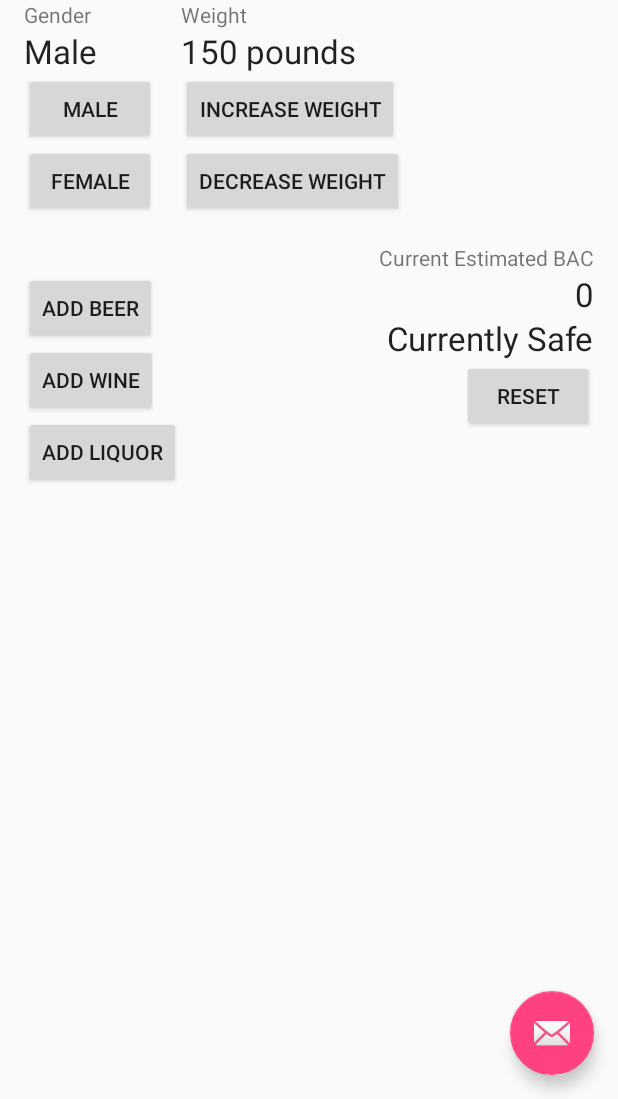
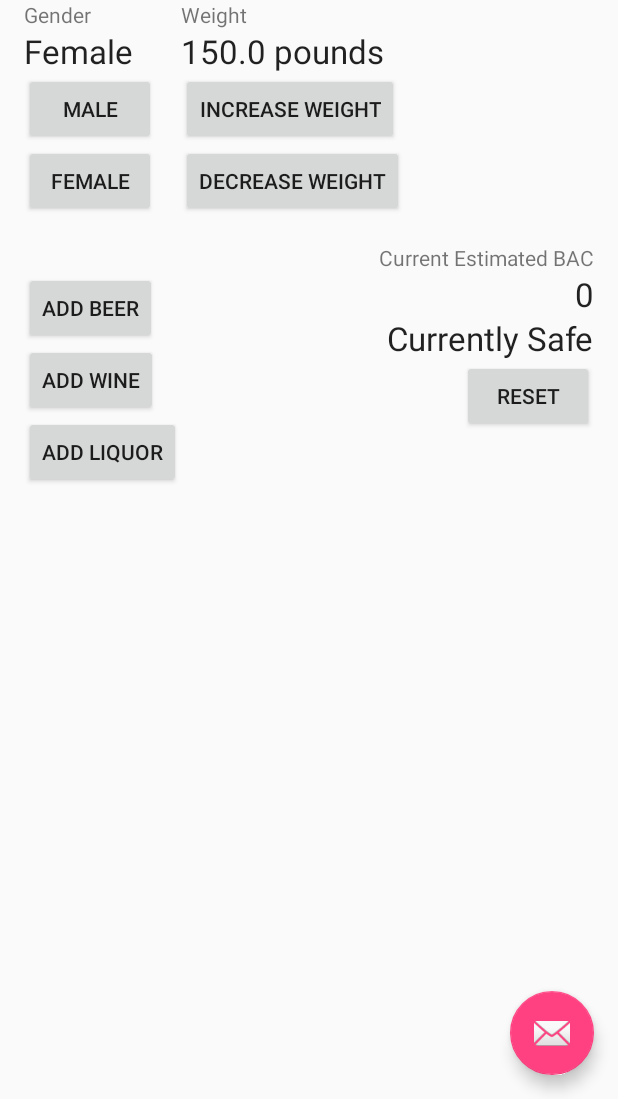
Before and after one commit to hongdazeng/BACalert, an Android app: the screen it shows after launch (MainActivity), in the options menu, after a tap on "Settings", on a phone screen of 412 x 824 dp, the part 137-1236 px from its top. Run offline under Robolectric (Android 15) with nearby library versions, the phone set to English and light mode, and no system bars.

Commit message:
Fix layout

```diff
--- a/app/src/main/java/com/hongdazeng/bacalert/MainActivity.java
+++ b/app/src/main/java/com/hongdazeng/bacalert/MainActivity.java
@@ -8,17 +8,40 @@ import android.support.v7.widget.Toolbar;
 import android.view.View;
 import android.view.Menu;
 import android.view.MenuItem;
+import android.widget.Button;
+import android.widget.TextView;
 
 public class MainActivity extends AppCompatActivity {
 
     @Override
     protected void onCreate(Bundle savedInstanceState) {
+
+        final double[] setWeight = {150};
+        final BACcalc newCal = new BACcalc();
+
         super.onCreate(savedInstanceState);
         setContentView(R.layout.activity_main);
         Toolbar toolbar = (Toolbar) findViewById(R.id.toolbar);
         setSupportActionBar(toolbar);
 
         FloatingActionButton fab = (FloatingActionButton) findViewById(R.id.fab);
+        final TextView genderDisplay = (TextView) findViewById(R.id.textViewGender);
+        final TextView weightDisplay = (TextView) findViewById(R.id.textViewWeight);
+        final TextView BACdisplay = (TextView) findViewById(R.id.textViewBAC);
+        TextView BACwarn = (TextView) findViewById(R.id.textViewBACWarn);
+
+        Button incWeight = (Button) findViewById(R.id.buttonIncreaseWeight);
+        Button decWeight = (Button) findViewById(R.id.buttonDecreaseWeight);
+        Button setMale = (Button) findViewById(R.id.buttonSetMale);
+        Button setFemale = (Button) findViewById(R.id.buttonSetFemale);
+
+        Button addBeer = (Button) findViewById(R.id.buttonAddBeer);
+        Button addWine = (Button) findViewById(R.id.buttonAddWine);
+        Button addLiquor = (Button) findViewById(R.id.buttonAddLiquor);
+
+        Button resetButton = (Button) findViewById(R.id.buttonReset);
+
+
         fab.setOnClickListener(new View.OnClickListener() {
             @Override
             public void onClick(View view) {
@@ -27,6 +50,87 @@ public class MainActivity extends AppCompatActivity {
                         .setAction("Action", null).show();
             }
         });
+
+        incWeight.setOnClickListener(new View.OnClickListener() {
+            @Override
+            public void onClick(View view) {
+                setWeight[0]++;
+                newCal.setWeight((int) setWeight[0]);
+                weightDisplay.setText("" + setWeight[0] + " pounds");
+                String response = "" + (int) newCal.getBAC();
+                BACdisplay.setText(response);
+            }
+        });
+
+        decWeight.setOnClickListener(new View.OnClickListener() {
+            @Override
+            public void onClick(View view) {
+                setWeight[0]--;
+                newCal.setWeight((int) setWeight[0]);
+                weightDisplay.setText("" + setWeight[0] + " pounds");
+                String response = "" + (int) newCal.getBAC();
+                BACdisplay.setText(response);
+            }
+        });
+
+        setMale.setOnClickListener(new View.OnClickListener() {
+            @Override
+            public void onClick(View view) {
+                newCal.setMale();
+                genderDisplay.setText("Male");
+                String response = "" + (int) newCal.getBAC();
+                BACdisplay.setText(response);
+            }
+        });
+
+        setFemale.setOnClickListener(new View.OnClickListener() {
+            @Override
+            public void onClick(View view) {
+                newCal.setFemale();
+                genderDisplay.setText("Female");
+                String response = "" + (int) newCal.getBAC();
+                BACdisplay.setText(response);
+            }
+        });
+
+        setFemale.setOnClickListener(new View.OnClickListener() {
+            @Override
+            public void onClick(View view) {
+                newCal.setFemale();
+                genderDisplay.setText("Female");
+                String response = "" + (int) newCal.getBAC();
+                BACdisplay.setText(response);
+            }
+        });
+
+        addBeer.setOnClickListener(new View.OnClickListener() {
+            @Override
+            public void onClick(View view) {
+                newCal.addDrinks();
+                String response = "" + (int) newCal.getBAC();
+                BACdisplay.setText(response);
+            }
+        });
+
+        addLiquor.setOnClickListener(new View.OnClickListener() {
+            @Override
+            public void onClick(View view) {
+                newCal.addDrinks();
+                String response = "" + (int) newCal.getBAC();
+                BACdisplay.setText(response);
+            }
+        });
+
+        addWine.setOnClickListener(new View.OnClickListener() {
+            @Override
+            public void onClick(View view) {
+                newCal.addDrinks();
+                String response = "" + (int) newCal.getBAC();
+                BACdisplay.setText(response);
+            }
+        });
+
+
     }
 
     @Override
--- a/app/src/main/res/layout/content_main.xml
+++ b/app/src/main/res/layout/content_main.xml
@@ -11,38 +11,38 @@
 
     <TextView android:text="Welcome to BAC Alert" android:layout_width="wrap_content"
         android:layout_height="wrap_content"
-        android:id="@+id/textView2" />
+        android:id="@+id/textViewWelcome" />
 
     <TextView
         android:layout_width="wrap_content"
         android:layout_height="wrap_content"
         android:text="Gender"
-        android:id="@+id/textView"
-        android:layout_below="@+id/textView2"
+        android:id="@+id/textViewGenderLabel"
+        android:layout_below="@+id/textViewWelcome"
         android:layout_alignParentStart="true" />
 
     <TextView
         android:layout_width="wrap_content"
         android:layout_height="wrap_content"
         android:text="Weight"
-        android:id="@+id/textView4"
-        android:layout_above="@+id/textView5"
-        android:layout_toEndOf="@+id/button5" />
+        android:id="@+id/textViewWeightLabel"
+        android:layout_above="@+id/textViewWeight"
+        android:layout_toEndOf="@+id/buttonAddLiquor" />
 
     <Button
         android:layout_width="wrap_content"
         android:layout_height="wrap_content"
         android:text="Male"
-        android:id="@+id/buttonIncreaseHeight"
-        android:layout_below="@+id/textView3"
+        android:id="@+id/buttonSetMale"
+        android:layout_below="@+id/textViewGender"
         android:layout_alignParentStart="true" />
 
     <Button
         android:layout_width="wrap_content"
         android:layout_height="wrap_content"
         android:text="Female"
-        android:id="@+id/buttonDecreaseHeight"
-        android:layout_below="@+id/buttonIncreaseHeight"
+        android:id="@+id/buttonSetFemale"
+        android:layout_below="@+id/buttonSetMale"
         android:layout_alignParentStart="true" />
 
     <Button
@@ -51,32 +51,32 @@
         android:text="Increase Weight"
         android:id="@+id/buttonIncreaseWeight"
         android:layout_above="@+id/buttonDecreaseWeight"
-        android:layout_alignStart="@+id/textView5" />
+        android:layout_alignStart="@+id/textViewWeight" />
 
     <Button
         android:layout_width="wrap_content"
         android:layout_height="wrap_content"
         android:text="Decrease Weight"
         android:id="@+id/buttonDecreaseWeight"
-        android:layout_alignBottom="@+id/buttonDecreaseHeight"
+        android:layout_alignBottom="@+id/buttonSetFemale"
         android:layout_alignStart="@+id/buttonIncreaseWeight" />
 
     <TextView
         android:layout_width="wrap_content"
         android:layout_height="wrap_content"
         android:text="Current Estimated BAC"
-        android:id="@+id/textView6"
+        android:id="@+id/textViewBACLabel"
         android:layout_marginTop="17dp"
         android:layout_below="@+id/buttonDecreaseWeight"
-        android:layout_alignParentEnd="true" />
+        android:layout_alignEnd="@+id/textViewBAC" />
 
     <TextView
         android:layout_width="wrap_content"
         android:layout_height="wrap_content"
         android:textAppearance="?android:attr/textAppearanceLarge"
         android:text="0"
-        android:id="@+id/textView7"
-        android:layout_below="@+id/textView6"
+        android:id="@+id/textViewBAC"
+        android:layout_below="@+id/textViewBACLabel"
         android:layout_alignParentEnd="true" />
 
     <TextView
@@ -84,8 +84,8 @@
         android:layout_height="wrap_content"
         android:textAppearance="?android:attr/textAppearanceLarge"
         android:text="Male"
-        android:id="@+id/textView3"
-        android:layout_below="@+id/textView"
+        android:id="@+id/textViewGender"
+        android:layout_below="@+id/textViewGenderLabel"
         android:layout_alignParentStart="true" />
 
     <TextView
@@ -93,40 +93,40 @@
         android:layout_height="wrap_content"
         android:textAppearance="?android:attr/textAppearanceLarge"
         android:text="150 pounds"
-        android:id="@+id/textView5"
+        android:id="@+id/textViewWeight"
         android:layout_above="@+id/buttonIncreaseWeight"
-        android:layout_alignStart="@+id/textView4" />
+        android:layout_alignStart="@+id/textViewWeightLabel" />
 
     <Button
         android:layout_width="wrap_content"
         android:layout_height="wrap_content"
         android:text="Add Beer"
-        android:id="@+id/button3"
-        android:layout_alignTop="@+id/textView7"
+        android:id="@+id/buttonAddBeer"
+        android:layout_alignTop="@+id/textViewBAC"
         android:layout_alignParentStart="true" />
 
     <Button
         android:layout_width="wrap_content"
         android:layout_height="wrap_content"
         android:text="Add Wine"
-        android:id="@+id/button4"
-        android:layout_below="@+id/button3"
+        android:id="@+id/buttonAddWine"
+        android:layout_below="@+id/buttonAddBeer"
         android:layout_alignParentStart="true" />
 
     <Button
         android:layout_width="wrap_content"
         android:layout_height="wrap_content"
         android:text="Add Liquor"
-        android:id="@+id/button5"
-        android:layout_below="@+id/button4"
+        android:id="@+id/buttonAddLiquor"
+        android:layout_below="@+id/buttonAddWine"
         android:layout_alignParentStart="true" />
 
     <Button
         android:layout_width="wrap_content"
         android:layout_height="wrap_content"
         android:text="Reset"
-        android:id="@+id/button6"
-        android:layout_below="@+id/textView8"
+        android:id="@+id/buttonReset"
+        android:layout_below="@+id/textViewBACWarn"
         android:layout_alignParentEnd="true" />
 
     <TextView
@@ -134,7 +134,7 @@
         android:layout_height="wrap_content"
         android:textAppearance="?android:attr/textAppearanceLarge"
         android:text="Currently Safe"
-        android:id="@+id/textView8"
-        android:layout_below="@+id/textView7"
+        android:id="@+id/textViewBACWarn"
+        android:layout_below="@+id/textViewBAC"
         android:layout_alignParentEnd="true" />
 </RelativeLayout>
```
Also changed, not shown: app/src/main/java/com/hongdazeng/bacalert/BACcalc.java (+13 -3 lines), 1 other file.
